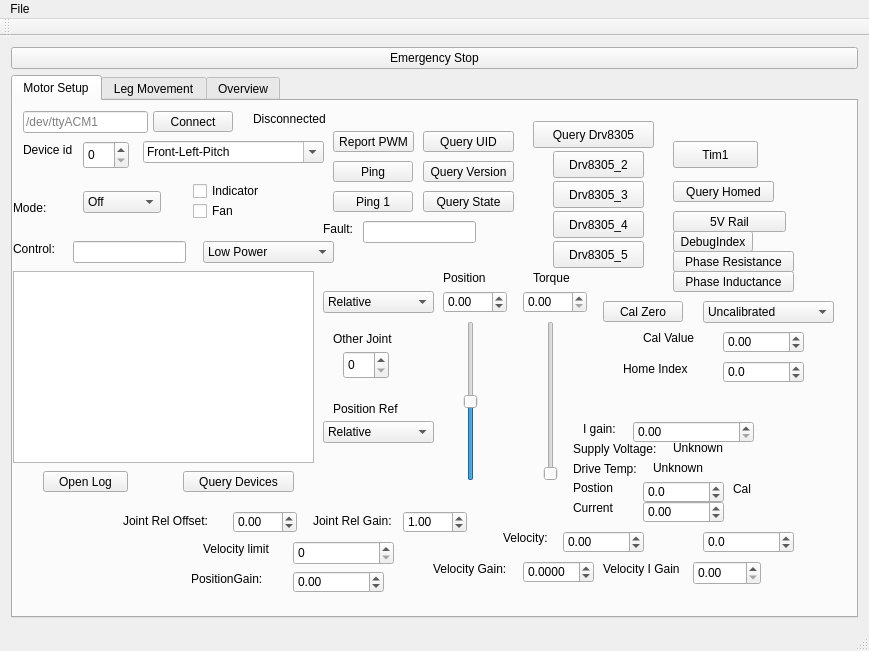
Qt form Bark/mainwindow.ui (craftit/DogBotSoftware) before a commit.
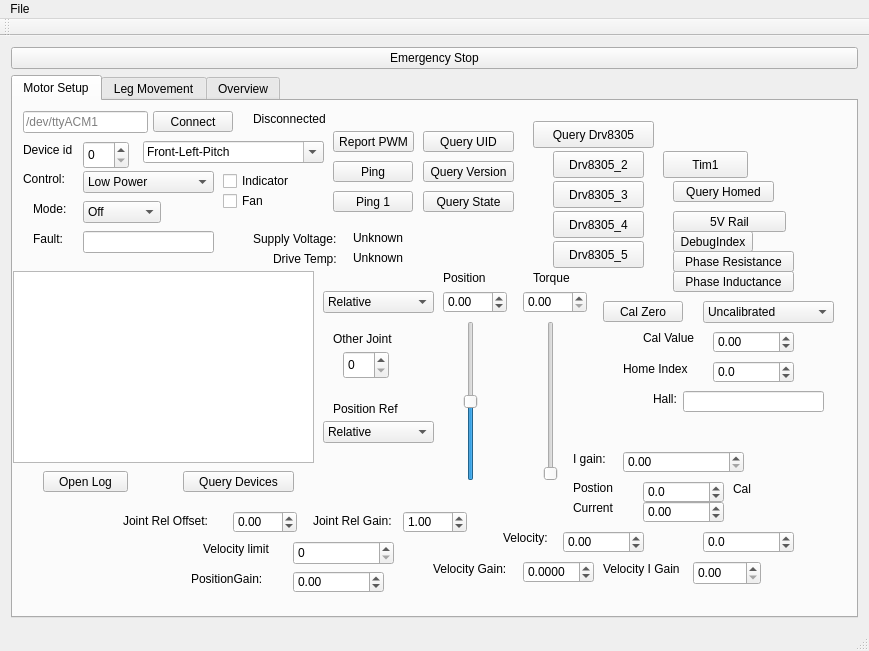
The same form after that commit.

Commit message: Add option for reporting hall sensor values, and clean up a little.

The edit to the form file:
```diff
--- a/Bark/mainwindow.ui
+++ b/Bark/mainwindow.ui
@@ -47,8 +47,8 @@
        <widget class="QLabel" name="label_3">
         <property name="geometry">
          <rect>
-          <x>0</x>
-          <y>140</y>
+          <x>10</x>
+          <y>70</y>
           <width>59</width>
           <height>16</height>
          </rect>
@@ -57,16 +57,6 @@
          <string>Control:</string>
         </property>
        </widget>
-       <widget class="QLineEdit" name="lineEditContrlolState">
-        <property name="geometry">
-         <rect>
-          <x>60</x>
-          <y>140</y>
-          <width>113</width>
-          <height>22</height>
-         </rect>
-        </property>
-       </widget>
        <widget class="QLabel" name="label_5">
         <property name="geometry">
          <rect>
@@ -106,8 +96,8 @@
        <widget class="QComboBox" name="comboBoxControlState">
         <property name="geometry">
          <rect>
-          <x>190</x>
-          <y>140</y>
+          <x>70</x>
+          <y>70</y>
           <width>131</width>
           <height>22</height>
          </rect>
@@ -146,10 +136,10 @@
        <widget class="QLabel" name="label">
         <property name="geometry">
          <rect>
-          <x>0</x>
+          <x>20</x>
           <y>100</y>
-          <width>59</width>
-          <height>14</height>
+          <width>41</width>
+          <height>16</height>
          </rect>
         </property>
         <property name="text">
@@ -208,9 +198,9 @@
        <widget class="QLineEdit" name="lineEditFault">
         <property name="geometry">
          <rect>
-          <x>350</x>
-          <y>120</y>
-          <width>113</width>
+          <x>70</x>
+          <y>130</y>
+          <width>131</width>
           <height>22</height>
          </rect>
         </property>
@@ -231,8 +221,8 @@
        <widget class="QCheckBox" name="checkBoxIndicator">
         <property name="geometry">
          <rect>
-          <x>180</x>
-          <y>80</y>
+          <x>210</x>
+          <y>70</y>
           <width>83</width>
           <height>20</height>
          </rect>
@@ -257,8 +247,8 @@
        <widget class="QLabel" name="label_7">
         <property name="geometry">
          <rect>
-          <x>310</x>
-          <y>120</y>
+          <x>20</x>
+          <y>130</y>
           <width>41</width>
           <height>16</height>
          </rect>
@@ -319,8 +309,8 @@
        <widget class="QPushButton" name="pushButtonTim1">
         <property name="geometry">
          <rect>
-          <x>660</x>
-          <y>40</y>
+          <x>650</x>
+          <y>50</y>
           <width>85</width>
           <height>27</height>
          </rect>
@@ -333,7 +323,7 @@
         <property name="geometry">
          <rect>
           <x>70</x>
-          <y>90</y>
+          <y>100</y>
           <width>78</width>
           <height>22</height>
          </rect>
@@ -791,8 +781,8 @@
        <widget class="QLabel" name="label_SupplyVoltage">
         <property name="geometry">
          <rect>
-          <x>660</x>
-          <y>340</y>
+          <x>340</x>
+          <y>130</y>
           <width>59</width>
           <height>14</height>
          </rect>
@@ -804,8 +794,8 @@
        <widget class="QLabel" name="label_DriverTemperature">
         <property name="geometry">
          <rect>
-          <x>640</x>
-          <y>360</y>
+          <x>340</x>
+          <y>150</y>
           <width>59</width>
           <height>14</height>
          </rect>
@@ -817,8 +807,8 @@
        <widget class="QLabel" name="label_18">
         <property name="geometry">
          <rect>
-          <x>560</x>
-          <y>340</y>
+          <x>240</x>
+          <y>130</y>
           <width>101</width>
           <height>16</height>
          </rect>
@@ -830,8 +820,8 @@
        <widget class="QLabel" name="label_19">
         <property name="geometry">
          <rect>
-          <x>560</x>
-          <y>360</y>
+          <x>260</x>
+          <y>150</y>
           <width>81</width>
           <height>16</height>
          </rect>
@@ -872,7 +862,7 @@
        <widget class="QDoubleSpinBox" name="doubleSpinBoxCalibrationOffset">
         <property name="geometry">
          <rect>
-          <x>710</x>
+          <x>700</x>
           <y>230</y>
           <width>81</width>
           <height>22</height>
@@ -914,8 +904,8 @@
        <widget class="QLabel" name="label_22">
         <property name="geometry">
          <rect>
-          <x>570</x>
-          <y>320</y>
+          <x>560</x>
+          <y>350</y>
           <width>41</width>
           <height>16</height>
          </rect>
@@ -927,8 +917,8 @@
        <widget class="QDoubleSpinBox" name="doubleSpinBoxIGain">
         <property name="geometry">
          <rect>
-          <x>620</x>
-          <y>320</y>
+          <x>610</x>
+          <y>350</y>
           <width>121</width>
           <height>22</height>
          </rect>
@@ -1104,8 +1094,8 @@
        <widget class="QCheckBox" name="checkBoxFan">
         <property name="geometry">
          <rect>
-          <x>180</x>
-          <y>100</y>
+          <x>210</x>
+          <y>90</y>
           <width>83</width>
           <height>20</height>
          </rect>
@@ -1130,7 +1120,7 @@
        <widget class="QDoubleSpinBox" name="doubleSpinBoxHomeIndexOffset">
         <property name="geometry">
          <rect>
-          <x>710</x>
+          <x>700</x>
           <y>260</y>
           <width>81</width>
           <height>22</height>
@@ -1245,6 +1235,29 @@
          </property>
         </item>
        </widget>
+       <widget class="QLineEdit" name="lineEditHallReadings">
+        <property name="geometry">
+         <rect>
+          <x>670</x>
+          <y>290</y>
+          <width>141</width>
+          <height>21</height>
+         </rect>
+        </property>
+       </widget>
+       <widget class="QLabel" name="label_29">
+        <property name="geometry">
+         <rect>
+          <x>640</x>
+          <y>290</y>
+          <width>31</width>
+          <height>16</height>
+         </rect>
+        </property>
+        <property name="text">
+         <string>Hall:</string>
+        </property>
+       </widget>
       </widget>
       <widget class="QWidget" name="tab_2">
        <attribute name="title">
```
Left out of the diff: 7 changed lines with no effect on the pictures. The commit also changes 4 other files.
